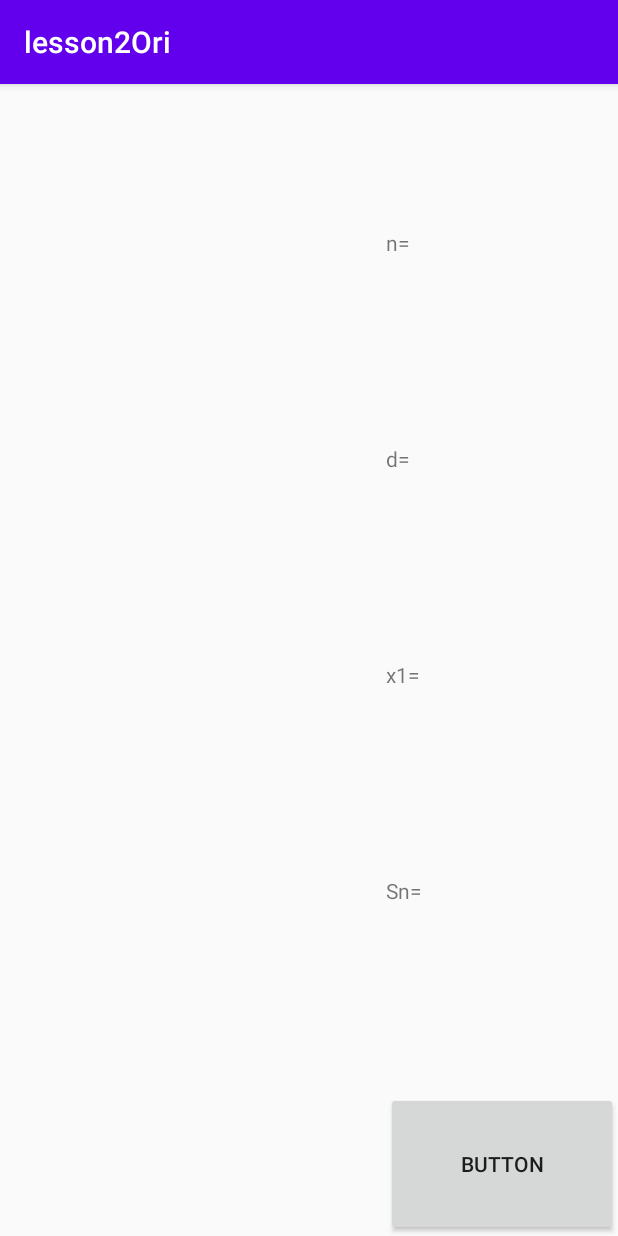
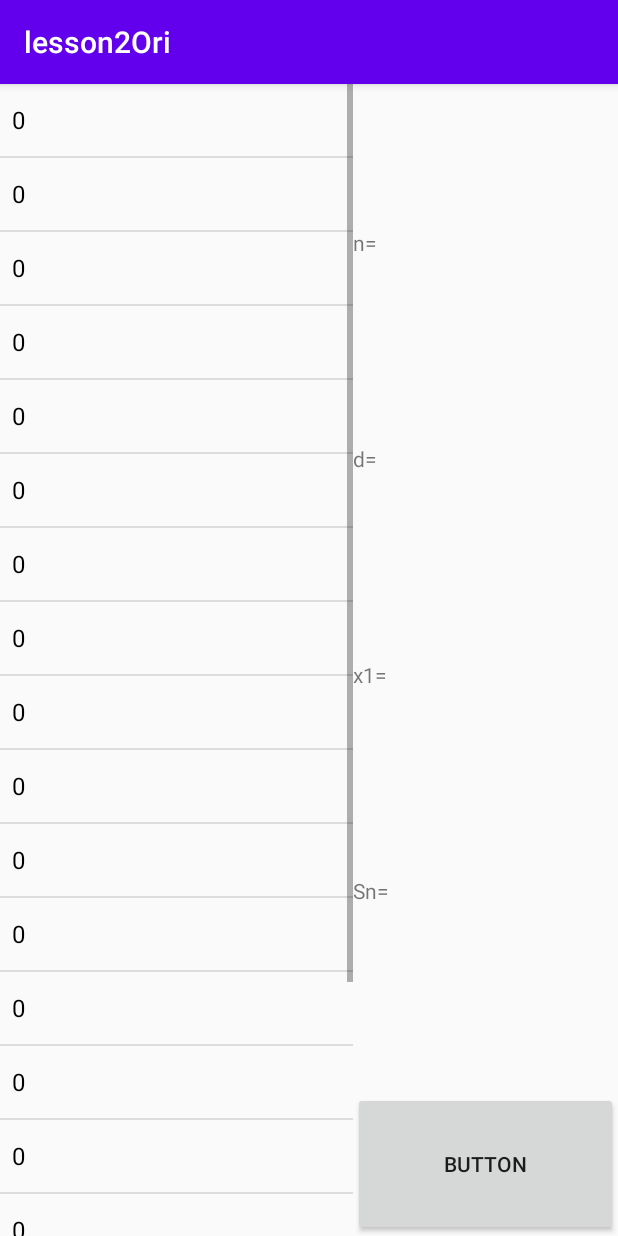
Before and after one commit to OriOfek/lesson2Ori, an Android app: the screen it shows after launch (results), after a tap on "RESULTS", on a phone screen of 412 x 824 dp. Run offline under Robolectric (Android 15) with nearby library versions, the phone set to English and light mode, and no system bars; 2 statements that could not run were skipped.

Commit message:
without point

```diff
--- a/app/src/main/java/com/example/lesson2ori/MainActivity.java
+++ b/app/src/main/java/com/example/lesson2ori/MainActivity.java
@@ -26,8 +26,8 @@ public class MainActivity extends AppCompatActivity {
     public void results(View view) {
         si = new Intent(this,results.class);
         si.putExtra("type",s.isChecked());
-        si.putExtra("d",etd.getText());
-        si.putExtra("n",etn.getText());
+        si.putExtra("x1",etd.getText().toString());
+        si.putExtra("n",etn.getText().toString());
         startActivity(si);
     }
 }
--- a/app/src/main/java/com/example/lesson2ori/results.java
+++ b/app/src/main/java/com/example/lesson2ori/results.java
@@ -2,13 +2,82 @@ package com.example.lesson2ori;
 
 import androidx.appcompat.app.AppCompatActivity;
 
+import android.content.Intent;
 import android.os.Bundle;
+import android.view.View;
+import android.widget.Adapter;
+import android.widget.AdapterView;
+import android.widget.ArrayAdapter;
+import android.widget.ListView;
+import android.widget.TextView;
 
-public class results extends AppCompatActivity {
+public class results extends AppCompatActivity implements AdapterView.OnItemClickListener {
+    TextView etx1;
+    TextView etn;
+    TextView etd;
+    TextView Sn;
+    Intent gi;
+    String[] arr;
+    float x1;
+    float n;
+    boolean type; // 0 geo 1 math
+    ListView ls;
 
     @Override
     protected void onCreate(Bundle savedInstanceState) {
         super.onCreate(savedInstanceState);
         setContentView(R.layout.activity_results);
+
+        arr = new String[20];
+        ls = (ListView)findViewById(R.id.ls);
+        etx1 = (TextView)findViewById(R.id.x1);
+        etn = (TextView)findViewById(R.id.n);
+        etd = (TextView)findViewById(R.id.d);
+        Sn = (TextView)findViewById(R.id.Sn);
+
+        gi = getIntent();
+        x1 = Float.valueOf(gi.getStringExtra("x1"));
+        n = Float.valueOf(gi.getStringExtra("n"));
+        type = gi.getBooleanExtra("type",true);
+
+        if(type)
+        {
+            for (int i = 1; i <= 20; i++)
+            {
+                arr[i-1] = editNumbers(x1 * (float)Math.pow((double)n,(double)(i-1)));
+            }
+        }
+        else
+        {
+            for (int i = 1; i <= 20; i++)
+            {
+                arr[i-1] = editNumbers(x1 + (i-1)*n);
+            }
+        }
+        ArrayAdapter<String> adp = new ArrayAdapter<String>(this
+                ,R.layout.support_simple_spinner_dropdown_item,arr);
+        ls.setAdapter(adp);
+    }
+
+    private  String editNumbers(float number)
+    {
+        if(Float.isNaN(number)) {
+            return ("no solution");
+        }
+        if((((float)((int)number)) == (float)number))
+        {
+            return String.valueOf((int)number);
+        }
+        return String.valueOf(number);
+    }
+
+    @Override
+    public void onItemClick(AdapterView<?> adapterView, View view, int pos, long is) {
+
+
+    }
+
+    public void finish(View view) {
+        finish();
     }
 }
--- a/app/src/main/res/layout/activity_main.xml
+++ b/app/src/main/res/layout/activity_main.xml
@@ -87,7 +87,7 @@
             android:layout_height="0px"
             android:layout_weight="1"
             android:ems="25"
-            android:text="d" />
+            android:text="x1" />
 
         <EditText
 
--- a/app/src/main/res/layout/activity_results.xml
+++ b/app/src/main/res/layout/activity_results.xml
@@ -6,12 +6,11 @@
     android:layout_height="match_parent"
     tools:context=".results">
 
-    <androidx.recyclerview.widget.RecyclerView
+    <ListView
+        android:id="@+id/ls"
         android:layout_width="0px"
         android:layout_height="match_parent"
-        android:layout_weight="5" >
-
-    </androidx.recyclerview.widget.RecyclerView>
+        android:layout_weight="4" />
 
     <LinearLayout
         android:layout_width="0px"
@@ -150,6 +149,7 @@
             android:layout_width="match_parent"
             android:layout_height="0dp"
             android:layout_weight="1"
+            android:onClick="finish"
             android:text="Button" />
     </LinearLayout>
 </LinearLayout>
```
